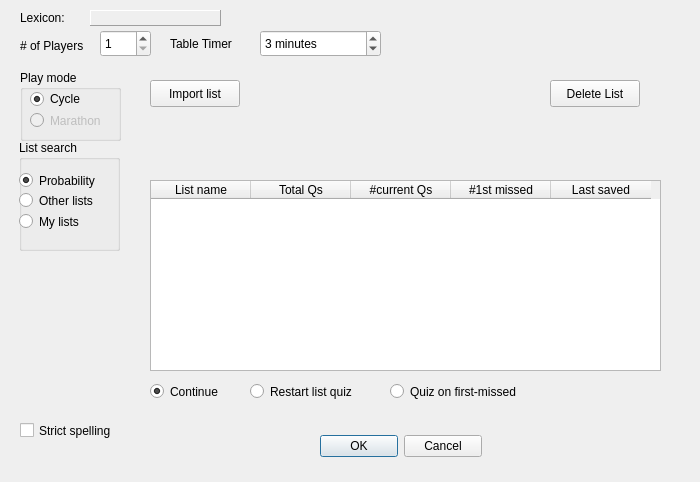
Old version of the form aerolith/trunk/src/aerolithclient/tableCreateForm.ui in the repository domino14/aerolithdesktop.
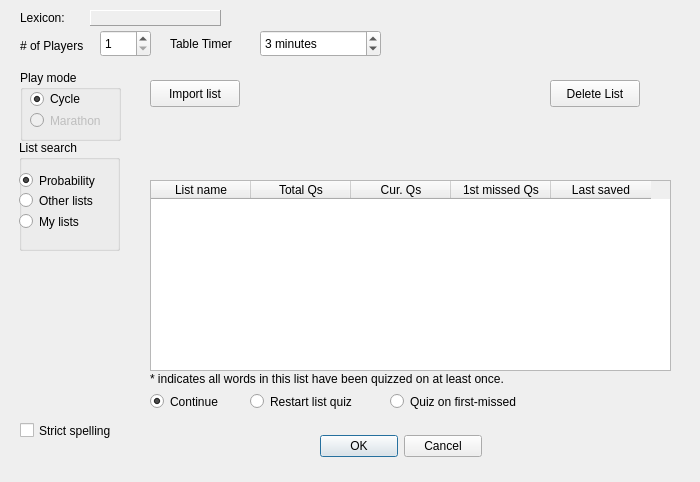
New version of the form. The open tabs and pages were chosen to show the change.

Commit message: Still working on this. Now loading a list and quizzing on it fully works, but the idea behind a "progress" may be flawed. Need to have some better way of dealing with it. Once I figure out saving lists, then it should be mostly bug checking and Aerolith 1.0 can come out! :D

```diff
--- a/aerolith/trunk/src/aerolithclient/tableCreateForm.ui
+++ b/aerolith/trunk/src/aerolithclient/tableCreateForm.ui
@@ -484,7 +484,7 @@
       <rect>
        <x>10</x>
        <y>110</y>
-       <width>511</width>
+       <width>521</width>
        <height>191</height>
       </rect>
      </property>
@@ -503,12 +503,12 @@
      </column>
      <column>
       <property name="text">
-       <string>#current Qs</string>
+       <string>Cur. Qs</string>
       </property>
      </column>
      <column>
       <property name="text">
-       <string>#1st missed</string>
+       <string>1st missed Qs</string>
       </property>
      </column>
      <column>
@@ -550,7 +550,7 @@
      <property name="geometry">
       <rect>
        <x>10</x>
-       <y>310</y>
+       <y>320</y>
        <width>108</width>
        <height>23</height>
       </rect>
@@ -566,7 +566,7 @@
      <property name="geometry">
       <rect>
        <x>110</x>
-       <y>310</y>
+       <y>320</y>
        <width>131</width>
        <height>23</height>
       </rect>
@@ -579,7 +579,7 @@
      <property name="geometry">
       <rect>
        <x>250</x>
-       <y>310</y>
+       <y>320</y>
        <width>161</width>
        <height>23</height>
       </rect>
@@ -588,6 +588,19 @@
       <string>Quiz on first-missed</string>
      </property>
     </widget>
+    <widget class="QLabel" name="label_7">
+     <property name="geometry">
+      <rect>
+       <x>10</x>
+       <y>300</y>
+       <width>461</width>
+       <height>18</height>
+      </rect>
+     </property>
+     <property name="text">
+      <string>* indicates all words in this list have been quizzed on at least once.</string>
+     </property>
+    </widget>
    </widget>
   </widget>
  </widget>
```
The commit also changes 12 other files.
